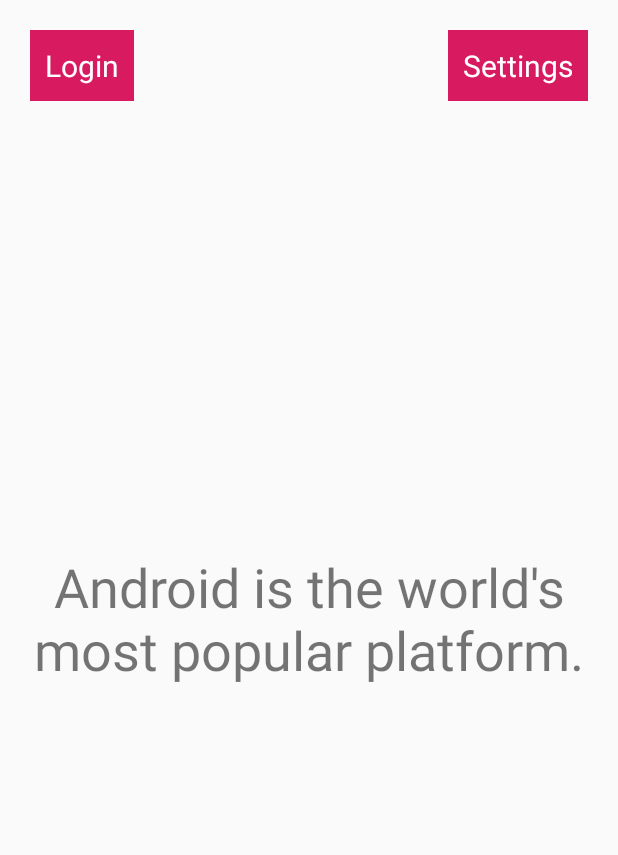
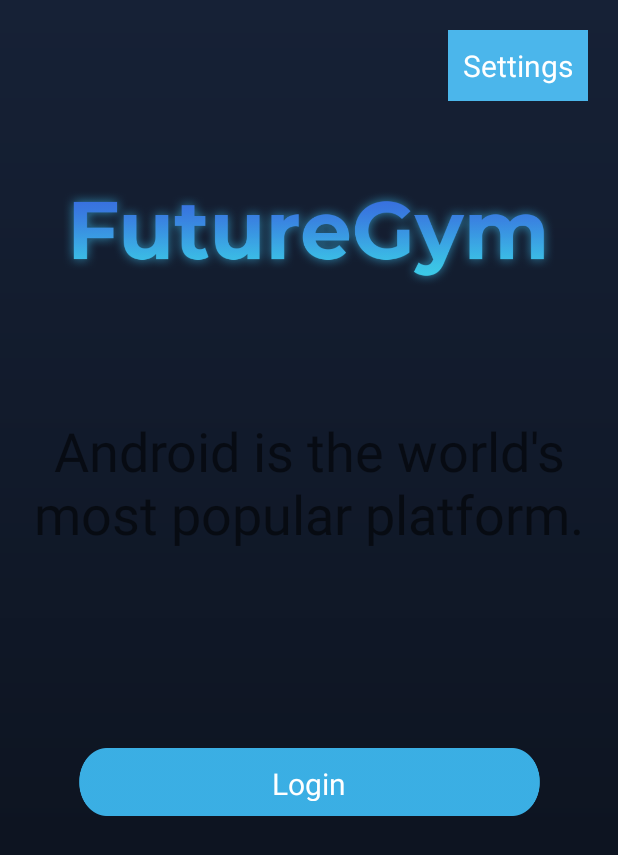
Before and after one commit to Nightingale1997/Monitored-Wellbeing, an Android app: the layout fragment_main.xml on its own in the app's theme, with its tools: preview values and no code run, on a phone screen of 412 x 824 dp. Shown: the top 855 px of the screen. Run offline under Robolectric (Android 15) with nearby library versions, the phone set to English and light mode, and no system bars.

Commit message:
Color theme and early aesthetics

```diff
--- a/app/src/main/java/com/ciu196/android/monitored_wellbeing/MainActivity.kt
+++ b/app/src/main/java/com/ciu196/android/monitored_wellbeing/MainActivity.kt
@@ -16,12 +16,14 @@
 
 package com.ciu196.android.monitored_wellbeing
 
+import android.graphics.PixelFormat
 import androidx.appcompat.app.AppCompatActivity
 import android.os.Bundle
 
 class MainActivity : AppCompatActivity() {
 
     override fun onCreate(savedInstanceState: Bundle?) {
+        getWindow().setFormat(PixelFormat.RGBA_8888);
         super.onCreate(savedInstanceState)
         setContentView(R.layout.activity_main)
     }
--- a/app/src/main/java/com/ciu196/android/monitored_wellbeing/MainFragment.kt
+++ b/app/src/main/java/com/ciu196/android/monitored_wellbeing/MainFragment.kt
@@ -18,6 +18,7 @@ package com.ciu196.android.monitored_wellbeing
 
 import android.app.Activity
 import android.content.Intent
+import android.graphics.PixelFormat
 import android.os.Bundle
 import android.util.Log
 import androidx.fragment.app.Fragment
--- /dev/null
+++ b/app/src/main/res/drawable/login_gradient.xml
@@ -0,0 +1,8 @@
+<?xml version="1.0" encoding="utf-8"?>
+<shape xmlns:android="http://schemas.android.com/apk/res/android"
+    android:shape="rectangle">
+    <gradient
+        android:startColor="#090e17"
+        android:endColor="#162136"
+        android:angle="90" />
+</shape>
--- a/app/src/main/res/layout/fragment_challenge.xml
+++ b/app/src/main/res/layout/fragment_challenge.xml
@@ -2,9 +2,11 @@
 <layout
     xmlns:android="http://schemas.android.com/apk/res/android"
     xmlns:tools="http://schemas.android.com/tools">
-<androidx.constraintlayout.widget.ConstraintLayout
-    android:layout_width="match_parent"
-    android:layout_height="match_parent">
 
-</androidx.constraintlayout.widget.ConstraintLayout>
+    <androidx.constraintlayout.widget.ConstraintLayout
+        android:layout_width="match_parent"
+        android:layout_height="match_parent"
+        android:background="@drawable/fui_ic_check_circle_black_128dp">
+
+    </androidx.constraintlayout.widget.ConstraintLayout>
 </layout>
--- a/app/src/main/res/layout/fragment_login.xml
+++ b/app/src/main/res/layout/fragment_login.xml
@@ -22,6 +22,7 @@
     <FrameLayout
         android:layout_width="match_parent"
         android:layout_height="match_parent"
+        android:background="@drawable/fui_ic_googleg_color_24dp"
         tools:context=".LoginFragment">
 
         <TextView
@@ -31,7 +32,7 @@
             android:layout_margin="20dp"
             android:text="@string/login_prompt"
             android:textAlignment="center"
-                android:textSize="30sp"/>
+            android:textSize="30sp" />
 
         <TextView
             android:id="@+id/auth_button"
@@ -42,6 +43,6 @@
             android:padding="10dp"
             android:text="@string/login_btn"
             android:textColor="@color/white"
-                android:textSize="26sp"/>
+            android:textSize="26sp" />
     </FrameLayout>
 </layout>
--- a/app/src/main/res/layout/fragment_main.xml
+++ b/app/src/main/res/layout/fragment_main.xml
@@ -16,25 +16,32 @@
   -->
 <layout
         xmlns:android="http://schemas.android.com/apk/res/android"
+    xmlns:app="http://schemas.android.com/apk/res-auto"
     xmlns:tools="http://schemas.android.com/tools">
 
     <androidx.constraintlayout.widget.ConstraintLayout
-            xmlns:app="http://schemas.android.com/apk/res-auto"
         android:layout_width="match_parent"
-            android:layout_height="match_parent">
+        android:layout_height="match_parent"
+        android:background="@drawable/login_gradient">
 
         <TextView
             android:id="@+id/auth_button"
-                android:layout_width="wrap_content"
-                android:layout_height="wrap_content"
+            android:layout_width="307dp"
+            android:layout_height="45dp"
             android:layout_margin="@dimen/text_margin"
-                android:background="@color/colorAccent"
+            android:layout_marginTop="448dp"
+            android:layout_marginBottom="72dp"
+            android:background="@drawable/login_button"
             android:padding="@dimen/text_padding"
+            android:textAlignment="center"
             android:textColor="@color/white"
             android:textSize="@dimen/button_text_size"
+            app:layout_constraintBottom_toBottomOf="parent"
+            app:layout_constraintEnd_toEndOf="parent"
             app:layout_constraintLeft_toLeftOf="parent"
-                app:layout_constraintTop_toTopOf="parent"
-                tools:text="@string/login_button_text"/>
+            app:layout_constraintStart_toStartOf="parent"
+            app:layout_constraintTop_toBottomOf="@+id/imageView"
+            tools:text="@string/login_button_text" />
 
         <TextView
             android:id="@+id/settings_button"
@@ -47,7 +54,7 @@
             android:textColor="@color/white"
             android:textSize="@dimen/button_text_size"
             app:layout_constraintRight_toRightOf="parent"
-                app:layout_constraintTop_toTopOf="parent"/>
+            app:layout_constraintTop_toTopOf="parent" />
 
         <TextView
             android:id="@+id/welcome_text"
@@ -57,10 +64,22 @@
             android:textAlignment="center"
             android:textSize="36sp"
             app:layout_constraintBottom_toBottomOf="parent"
+            app:layout_constraintHorizontal_bias="1.0"
             app:layout_constraintLeft_toLeftOf="parent"
             app:layout_constraintRight_toRightOf="parent"
             app:layout_constraintTop_toTopOf="parent"
-                tools:text="Android is the world's most popular platform."/>
+            app:layout_constraintVertical_bias="0.373"
+            tools:text="Android is the world's most popular platform." />
+
+        <ImageView
+            android:id="@+id/imageView"
+            android:layout_width="328dp"
+            android:layout_height="118dp"
+            android:layout_marginTop="100dp"
+            app:layout_constraintEnd_toEndOf="parent"
+            app:layout_constraintStart_toStartOf="parent"
+            app:layout_constraintTop_toTopOf="parent"
+            app:srcCompat="@drawable/futuregym" />
 
     </androidx.constraintlayout.widget.ConstraintLayout>
 </layout>
--- a/app/src/main/res/values/colors.xml
+++ b/app/src/main/res/values/colors.xml
@@ -16,8 +16,8 @@
   -->
 
 <resources>
-    <color name="colorPrimary">#008577</color>
-    <color name="colorPrimaryDark">#00574B</color>
-    <color name="colorAccent">#D81B60</color>
+    <color name="colorPrimary">#162136</color>
+    <color name="colorPrimaryDark">#090e17</color>
+    <color name="colorAccent">#4bb6eb</color>
     <color name="white">#FFFFFF</color>
 </resources>
--- a/app/src/main/res/values/styles.xml
+++ b/app/src/main/res/values/styles.xml
@@ -17,7 +17,7 @@
 <resources>
 
     <!-- Base application theme. -->
-    <style name="AppTheme" parent="Theme.AppCompat.Light.DarkActionBar">
+    <style name="AppTheme" parent="Theme.AppCompat.Light.NoActionBar">
         <!-- Customize your theme here. -->
         <item name="colorPrimary">@color/colorPrimary</item>
         <item name="colorPrimaryDark">@color/colorPrimaryDark</item>
```
Also changed, not shown: app/src/main/res/drawable/futuregym.png (added), app/src/main/res/drawable/login_button.png (added). Lines whose indentation alone changed are shown as unchanged.
